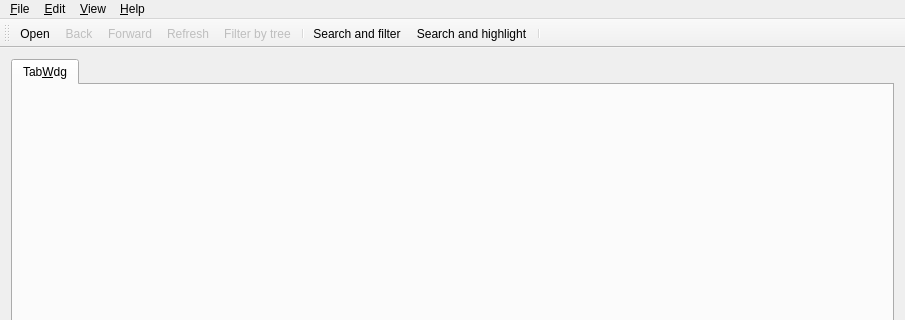
Before: the Qt Designer form src/mainview.ui in coolshou/qgitx, drawn with Qt 5; both pictures show x 0 to 905 and y 0 to 320 of the 905 by 477 pixel window.
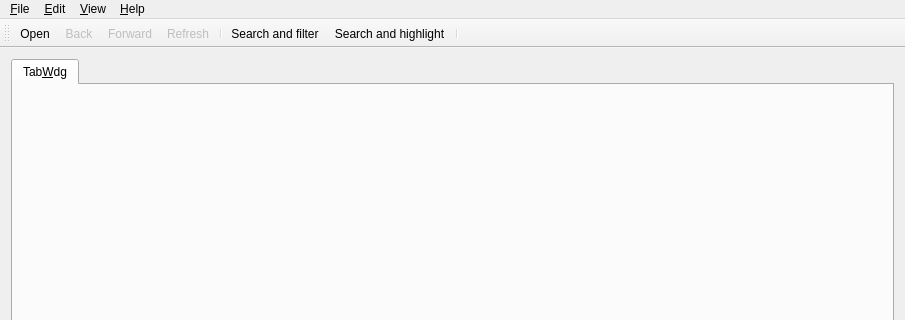
After: the same form once the commit is applied. Icons and pictures are not drawn.

Commit message: remove ActFilterTree

```diff
--- a/src/mainview.ui
+++ b/src/mainview.ui
@@ -61,7 +61,6 @@
    <addaction name="ActBack"/>
    <addaction name="ActForward"/>
    <addaction name="ActRefresh"/>
-   <addaction name="ActFilterTree"/>
    <addaction name="separator"/>
    <addaction name="ActSearchAndFilter"/>
    <addaction name="ActSearchAndHighlight"/>
@@ -372,27 +371,6 @@
     <string>Ctrl+S</string>
    </property>
   </action>
-  <action name="ActFilterTree">
-   <property name="checkable">
-    <bool>true</bool>
-   </property>
-   <property name="enabled">
-    <bool>false</bool>
-   </property>
-   <property name="icon">
-    <iconset resource="icons.qrc">
-     <normaloff>:/icons/resources/wizard.png</normaloff>:/icons/resources/wizard.png</iconset>
-   </property>
-   <property name="text">
-    <string>Toggle filter by tree</string>
-   </property>
-   <property name="iconText">
-    <string>Filter by tree</string>
-   </property>
-   <property name="toolTip">
-    <string>Filter by tree selection, multiple selections allowed</string>
-   </property>
-  </action>
   <action name="ActTagDelete">
    <property name="enabled">
     <bool>false</bool>
```
Left out of the diff: 17 changed lines with no effect on the pictures. The commit also changes 2 other files.
